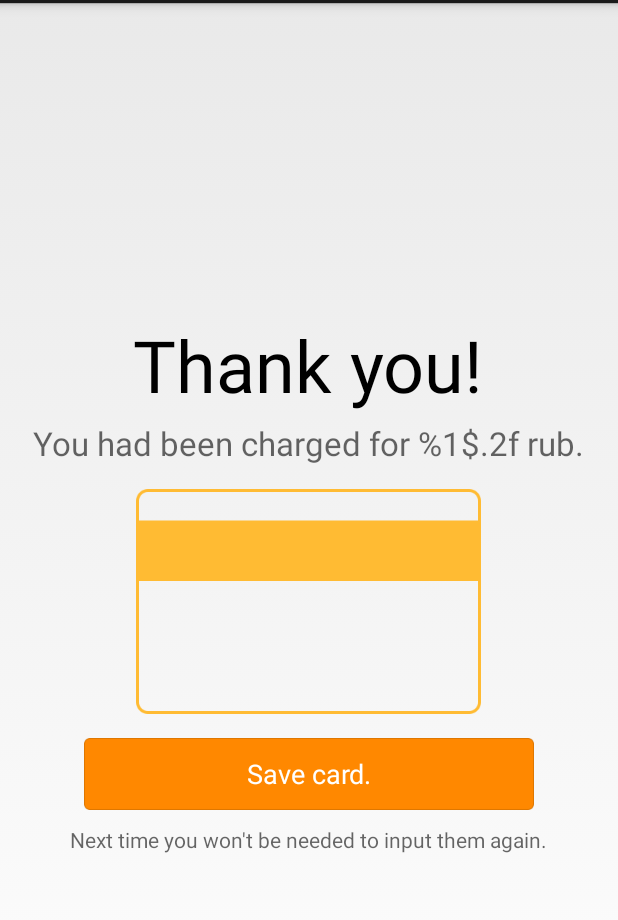
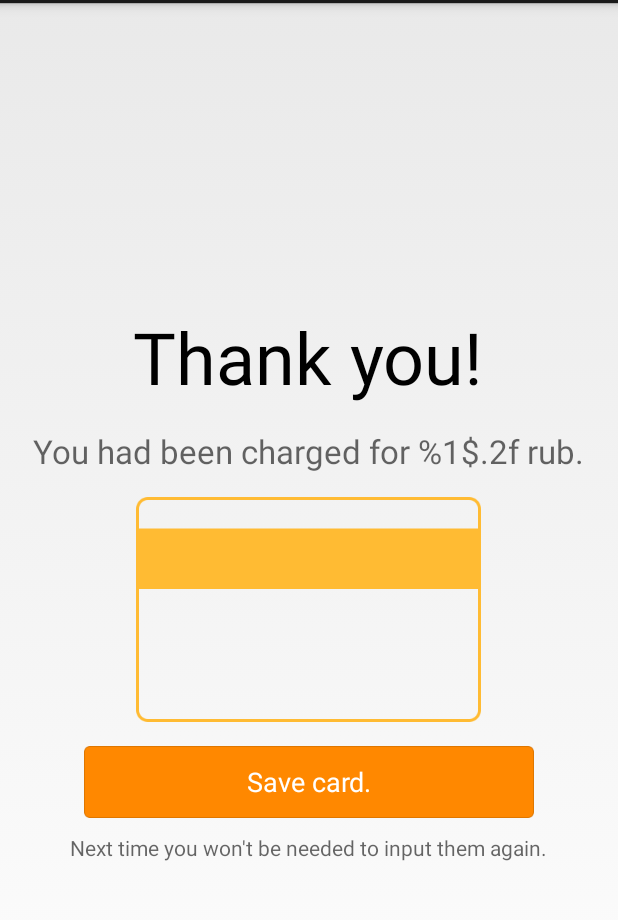
Before and after one commit to raqeta/yandex-money-sdk-android, an Android app: the fragment SuccessFragment shown on its own in the app's theme, on a phone screen of 412 x 824 dp, the part 69-989 px from its top. Run offline under Robolectric (Android 15) with nearby library versions, the phone set to English and light mode, and no system bars; 5 statements that could not run were skipped.

Commit message:
AND-2541 Fixes regarding to design requirements.

```diff
--- a/ym-cps-android-sdk/src/main/res/layout/success_fragment.xml
+++ b/ym-cps-android-sdk/src/main/res/layout/success_fragment.xml
@@ -12,6 +12,15 @@
         android:layout_gravity="center"
         android:gravity="center">
 
+        <ImageView
+            android:id="@+id/success"
+            android:layout_width="wrap_content"
+            android:layout_height="wrap_content"
+            android:layout_margin="@dimen/ym_screen_border_margin"
+            android:src="@drawable/success_big"
+            android:visibility="gone"
+            tools:ignore="ContentDescription" />
+
         <TextView
             style="@style/YandexMoney.TextView.Title"
             android:gravity="center"
@@ -19,7 +28,7 @@
 
         <TextView
             style="@style/YandexMoney.TextView.Large"
-            android:layout_marginTop="5dp"
+            android:layout_marginTop="@dimen/ym_screen_border_margin"
             android:id="@+id/comment"
             android:gravity="center"
             android:text="@string/success_comment"/>
@@ -47,15 +56,6 @@
 
         </RelativeLayout>
 
-        <ImageView
-            android:id="@+id/success"
-            android:layout_width="wrap_content"
-            android:layout_height="wrap_content"
-            android:layout_margin="@dimen/ym_screen_border_margin"
-            android:src="@drawable/success_big"
-            android:visibility="gone"
-            tools:ignore="ContentDescription" />
-
         <Button
             style="@style/YandexMoney.Button.Primary.Large"
             android:id="@+id/save_card"
```
Also changed, not shown: ym-cps-android-sdk/src/main/res/drawable-hdpi/success_big.png, ym-cps-android-sdk/src/main/res/drawable-mdpi/success_big.png, ym-cps-android-sdk/src/main/res/drawable-xhdpi/success_big.png.
